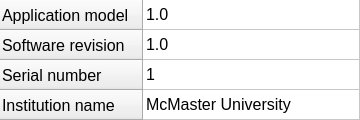
Old version of the form DCM/ui_files/about.ui in the repository CarlosCapili/3K04-Pacemaker-Project.
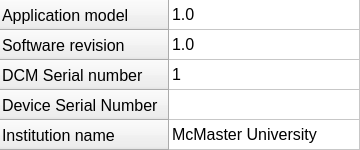
New version of the form.

Commit message: about: device serial, dcm: remove pace/sense

What changed in the file:
```diff
--- a/DCM/ui_files/about.ui
+++ b/DCM/ui_files/about.ui
@@ -7,7 +7,7 @@
     <x>0</x>
     <y>0</y>
     <width>360</width>
-    <height>120</height>
+    <height>150</height>
    </rect>
   </property>
   <property name="sizePolicy">
@@ -19,13 +19,13 @@
   <property name="minimumSize">
    <size>
     <width>360</width>
-    <height>120</height>
+    <height>150</height>
    </size>
   </property>
   <property name="maximumSize">
    <size>
     <width>360</width>
-    <height>120</height>
+    <height>150</height>
    </size>
   </property>
   <property name="windowTitle">
@@ -37,7 +37,7 @@
      <x>0</x>
      <y>0</y>
      <width>360</width>
-     <height>120</height>
+     <height>150</height>
     </rect>
    </property>
    <property name="sizePolicy">
@@ -49,13 +49,13 @@
    <property name="minimumSize">
     <size>
      <width>360</width>
-     <height>120</height>
+     <height>150</height>
     </size>
    </property>
    <property name="maximumSize">
     <size>
      <width>360</width>
-     <height>120</height>
+     <height>150</height>
     </size>
    </property>
    <property name="font">
@@ -90,7 +90,12 @@
    </row>
    <row>
     <property name="text">
-     <string>Serial number</string>
+     <string>DCM Serial number</string>
+    </property>
+   </row>
+   <row>
+    <property name="text">
+     <string>Device Serial Number</string>
     </property>
    </row>
    <row>
@@ -133,6 +138,11 @@
     </property>
    </item>
    <item row="3" column="0">
+    <property name="flags">
+     <set>ItemIsDragEnabled|ItemIsUserCheckable|ItemIsEnabled</set>
+    </property>
+   </item>
+   <item row="4" column="0">
     <property name="text">
      <string>McMaster University</string>
     </property>
```
The commit also changes 3 other files.
